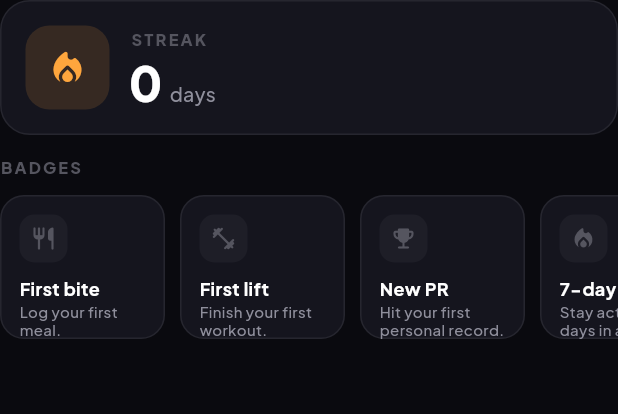
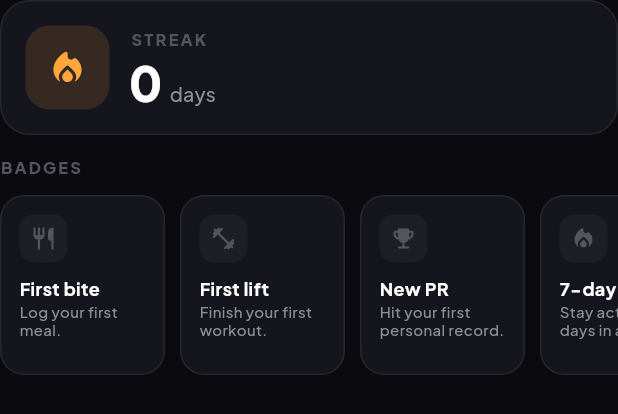
Before and after one commit to rajendra7169/fitevo, a Flutter app: the _StreakAndBadges widget shown alone on an empty page, opened directly with empty values, on a phone screen of 412 x 824 dp. Shown: the top 414 px of the screen. Run offline on Flutter 3.47's test engine with Material 3 defaults, Android fonts, the phone set to English and light mode, and no system bars; our stand-ins replace cloud_firestore, firebase_auth, firebase_core, fl_chart, flutter_animate, flutter_local_notifications and 8 more; accounts and stored records are empty; generated files the repository leaves out were written again.

Commit message:
Fixed badges bottom overflow in progress page.

```diff
--- a/lib/features/progress/progress_page.dart
+++ b/lib/features/progress/progress_page.dart
@@ -169,7 +169,7 @@ class _StreakAndBadges extends StatelessWidget {
         Text('BADGES', style: AppText.label),
         const SizedBox(height: 10),
         SizedBox(
-          height: 96,
+          height: 120,
           child: ListView.separated(
             scrollDirection: Axis.horizontal,
             itemCount: badges.length,
```
Also changed, not shown: pubspec.lock, 1 other file.
